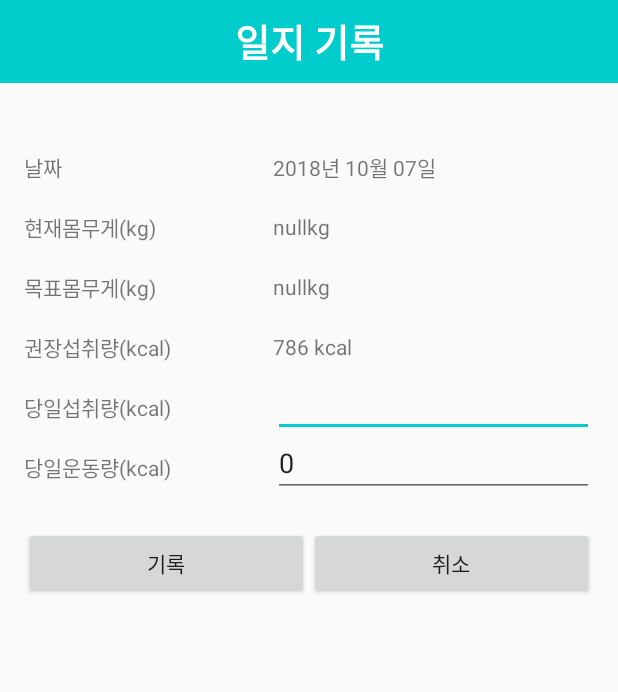
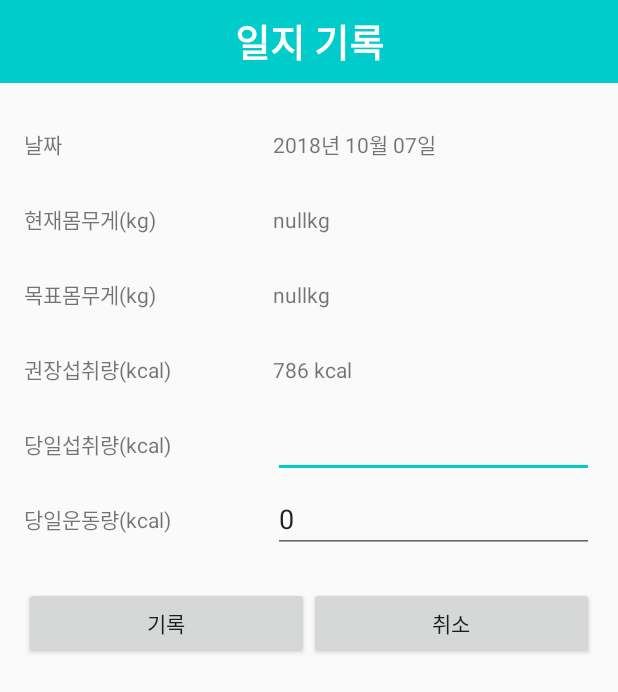
Before and after one commit to hanjoooo/FCManager, an Android app: the DietRecordActivity screen opened directly, with no data from a screen before it, on a phone screen of 412 x 824 dp. Shown: the top 692 px of the screen. Run offline under Robolectric (Android 15) with nearby library versions, the phone set to English and light mode, and no system bars; our stand-ins replace Firebase (no records; nobody signed in at launch, a user with empty details on screens opened directly); libraries missing offline, so code that uses them is left out: jnr.ffi.annotations; 6 statements that could not run were skipped.

Commit message:
일지 기록 수정

```diff
--- a/app/src/main/AndroidManifest.xml
+++ b/app/src/main/AndroidManifest.xml
@@ -20,9 +20,9 @@
 
     <application
         android:allowBackup="true"
-        android:icon="@drawable/ic_launcher_icon"
+        android:icon="@drawable/ic_icon"
         android:label="FC\nManager"
-        android:roundIcon="@drawable/ic_launcher_icon"
+        android:roundIcon="@drawable/ic_icon"
         android:supportsRtl="true"
         android:theme="@style/AppTheme">
         <provider
--- a/app/src/main/java/com/example/khanj/fcmanager/MyPage/DietRecordActivity.java
+++ b/app/src/main/java/com/example/khanj/fcmanager/MyPage/DietRecordActivity.java
@@ -20,6 +20,8 @@ import com.google.firebase.database.ValueEventListener;
 
 import java.text.SimpleDateFormat;
 import java.util.Date;
+
+import jnr.ffi.annotations.In;
 
 public class DietRecordActivity extends AppCompatActivity {
 
@@ -116,6 +118,23 @@ public class DietRecordActivity extends AppCompatActivity {
         childMWeightRef = mchildRef.child("Mweight");
         IntakeRef = mchildRef.child("DietRecord");
         childStepRef = mchildRef.child("curStep");
+        long now = System.currentTimeMillis();
+        final Date date = new Date(now);
+        // 출력될 포맷 설정
+        final SimpleDateFormat simpleDateFormat = new SimpleDateFormat("yyyy년 MM월 dd일");
+        IntakeRef.child(simpleDateFormat.format(date)).child("pCal").addListenerForSingleValueEvent(new ValueEventListener() {
+            @Override
+            public void onDataChange(DataSnapshot dataSnapshot) {
+                if (dataSnapshot.exists()){
+                    etPkcal.setText(""+dataSnapshot.getValue());
+                }
+            }
+
+            @Override
+            public void onCancelled(DatabaseError databaseError) {
+
+            }
+        });
 
         childAgeRef.addValueEventListener(new ValueEventListener() {
             @Override
--- a/app/src/main/res/layout/activity_diet_record.xml
+++ b/app/src/main/res/layout/activity_diet_record.xml
@@ -24,9 +24,8 @@
     android:padding="16dp">
     <LinearLayout
         android:layout_width="match_parent"
-        android:layout_height="40dp"
-        android:gravity="center_vertical"
-        android:layout_marginTop="20dp">
+        android:layout_height="50dp"
+        android:gravity="center_vertical">
 
         <TextView
             android:layout_width="150dp"
@@ -45,7 +44,7 @@
 
     <LinearLayout
         android:layout_width="match_parent"
-        android:layout_height="40dp"
+        android:layout_height="50dp"
         android:gravity="center_vertical">
 
         <TextView
@@ -63,7 +62,7 @@
 
     <LinearLayout
         android:layout_width="match_parent"
-        android:layout_height="40dp"
+        android:layout_height="50dp"
         android:gravity="center_vertical">
 
         <TextView
@@ -83,7 +82,7 @@
 
     <LinearLayout
         android:layout_width="match_parent"
-        android:layout_height="40dp"
+        android:layout_height="50dp"
         android:gravity="center_vertical">
 
         <TextView
@@ -100,7 +99,7 @@
     </LinearLayout>
     <LinearLayout
         android:layout_width="match_parent"
-        android:layout_height="40dp"
+        android:layout_height="50dp"
         android:gravity="center_vertical">
 
         <TextView
@@ -118,7 +117,7 @@
     </LinearLayout>
     <LinearLayout
         android:layout_width="match_parent"
-        android:layout_height="40dp"
+        android:layout_height="50dp"
         android:gravity="center_vertical">
 
         <TextView
--- a/app/src/main/res/layout/activity_view_record.xml
+++ b/app/src/main/res/layout/activity_view_record.xml
@@ -16,10 +16,7 @@
         android:textColor="@color/colorCards"
         android:gravity="center"
         android:paddingTop="5dp"/>
-    <TextView
-        android:layout_width="match_parent"
-        android:layout_height="2dp"
-        android:background="@color/whitegray"/>
+
     <LinearLayout
         android:layout_width="match_parent"
         android:layout_height="match_parent"
--- a/app/src/main/res/layout/fragment_home.xml
+++ b/app/src/main/res/layout/fragment_home.xml
@@ -188,6 +188,7 @@
 
             </LinearLayout>
         </android.support.v7.widget.CardView>
+
         <TextView
             android:layout_width="wrap_content"
             android:layout_height="wrap_content"
```
Also changed, not shown: app/src/main/java/com/example/khanj/fcmanager/HomePage/HomeFragment.java (+19 -4 lines), app/src/main/java/com/example/khanj/fcmanager/MainActivity.java (+4 -4 lines), app/src/main/java/com/example/khanj/fcmanager/Model/FoodCalroie.java (+5 -5 lines), app/src/main/java/com/example/khanj/fcmanager/adapter/FoodListAdapter.java (+13 -6 lines), app/src/main/res/layout/activity_main.xml (+30 -4 lines), app/src/main/res/layout/fcalorie_viewitem.xml (+14 -1 lines), app/src/main/res/drawable/dog.jpg (deleted), app/src/main/res/drawable/hanjoo.jpg (deleted), app/src/main/res/drawable/honeybutter.png (added), app/src/main/res/drawable/ic_icon.png (added), app/src/main/res/drawable/qr_code.png.
